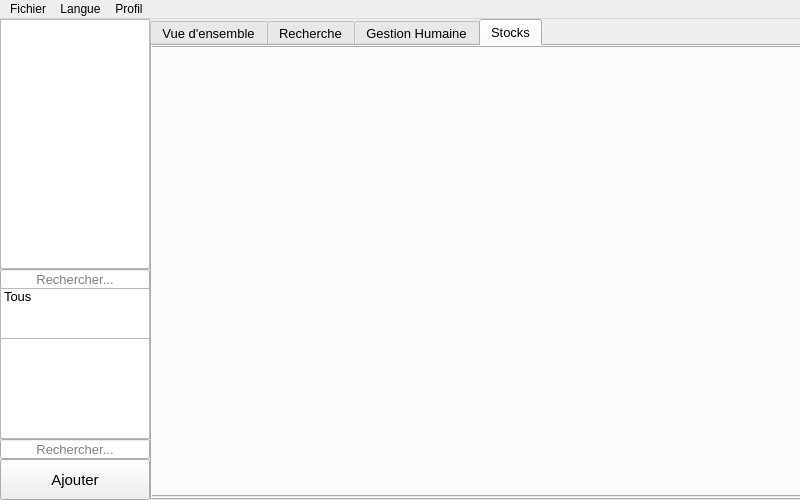
limalayla/PadID_Humanitaire, file mainwin.ui: the form before one commit.
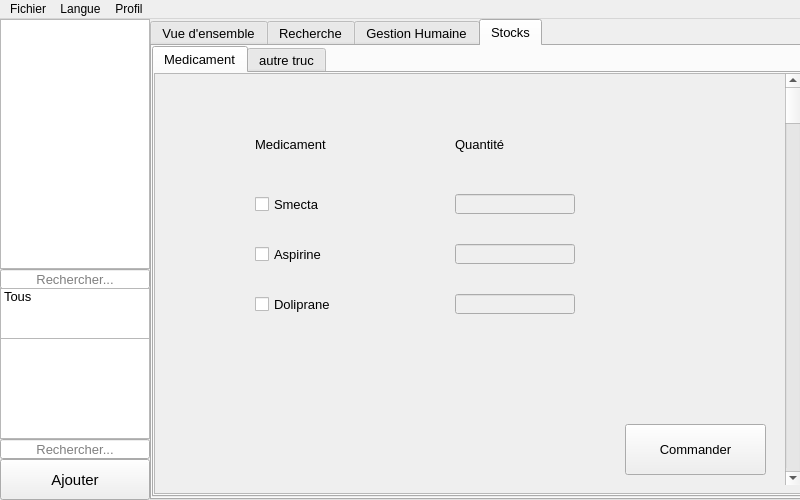
The form after the commit. The open tabs and pages were chosen to show the change.

Commit message: Start the creation of a maquette for the supplies tab with a scrool area

Patch:
```diff
--- a/mainwin.ui
+++ b/mainwin.ui
@@ -12,8 +12,8 @@
   </property>
   <property name="minimumSize">
    <size>
-    <width>0</width>
-    <height>0</height>
+    <width>800</width>
+    <height>500</height>
    </size>
   </property>
   <property name="maximumSize">
@@ -840,12 +840,178 @@
      <widget class="QTabWidget" name="tabs_supplies">
       <property name="geometry">
        <rect>
-        <x>-10</x>
+        <x>0</x>
         <y>0</y>
-        <width>661</width>
+        <width>651</width>
         <height>451</height>
        </rect>
       </property>
+      <property name="currentIndex">
+       <number>0</number>
+      </property>
+      <widget class="QWidget" name="tab">
+       <attribute name="title">
+        <string>Medicament</string>
+       </attribute>
+       <widget class="QScrollArea" name="scroolArea">
+        <property name="geometry">
+         <rect>
+          <x>0</x>
+          <y>0</y>
+          <width>661</width>
+          <height>421</height>
+         </rect>
+        </property>
+        <property name="widgetResizable">
+         <bool>true</bool>
+        </property>
+        <widget class="QWidget" name="scrollAreaWidgetContents">
+         <property name="geometry">
+          <rect>
+           <x>0</x>
+           <y>0</y>
+           <width>659</width>
+           <height>419</height>
+          </rect>
+         </property>
+         <widget class="QLabel" name="label">
+          <property name="geometry">
+           <rect>
+            <x>100</x>
+            <y>60</y>
+            <width>121</width>
+            <height>21</height>
+           </rect>
+          </property>
+          <property name="text">
+           <string>Medicament</string>
+          </property>
+         </widget>
+         <widget class="QLabel" name="label_2">
+          <property name="geometry">
+           <rect>
+            <x>300</x>
+            <y>60</y>
+            <width>121</width>
+            <height>21</height>
+           </rect>
+          </property>
+          <property name="text">
+           <string>Quantité</string>
+          </property>
+         </widget>
+         <widget class="QCheckBox" name="checkBox">
+          <property name="geometry">
+           <rect>
+            <x>100</x>
+            <y>120</y>
+            <width>111</width>
+            <height>20</height>
+           </rect>
+          </property>
+          <property name="text">
+           <string>Smecta</string>
+          </property>
+         </widget>
+         <widget class="QCheckBox" name="checkBox_2">
+          <property name="geometry">
+           <rect>
+            <x>100</x>
+            <y>170</y>
+            <width>111</width>
+            <height>20</height>
+           </rect>
+          </property>
+          <property name="text">
+           <string>Aspirine</string>
+          </property>
+         </widget>
+         <widget class="QCheckBox" name="checkBox_3">
+          <property name="geometry">
+           <rect>
+            <x>100</x>
+            <y>220</y>
+            <width>111</width>
+            <height>20</height>
+           </rect>
+          </property>
+          <property name="text">
+           <string>Doliprane</string>
+          </property>
+         </widget>
+         <widget class="QLineEdit" name="text_campName_2">
+          <property name="enabled">
+           <bool>false</bool>
+          </property>
+          <property name="geometry">
+           <rect>
+            <x>300</x>
+            <y>120</y>
+            <width>120</width>
+            <height>20</height>
+           </rect>
+          </property>
+         </widget>
+         <widget class="QLineEdit" name="text_campName_3">
+          <property name="enabled">
+           <bool>false</bool>
+          </property>
+          <property name="geometry">
+           <rect>
+            <x>300</x>
+            <y>170</y>
+            <width>120</width>
+            <height>20</height>
+           </rect>
+          </property>
+         </widget>
+         <widget class="QLineEdit" name="text_campName_4">
+          <property name="enabled">
+           <bool>false</bool>
+          </property>
+          <property name="geometry">
+           <rect>
+            <x>300</x>
+            <y>220</y>
+            <width>120</width>
+            <height>20</height>
+           </rect>
+          </property>
+         </widget>
+         <widget class="QPushButton" name="pushButton">
+          <property name="geometry">
+           <rect>
+            <x>470</x>
+            <y>350</y>
+            <width>141</width>
+            <height>51</height>
+           </rect>
+          </property>
+          <property name="text">
+           <string>Commander</string>
+          </property>
+         </widget>
+         <widget class="QScrollBar" name="verticalScrollBar">
+          <property name="geometry">
+           <rect>
+            <x>630</x>
+            <y>0</y>
+            <width>16</width>
+            <height>411</height>
+           </rect>
+          </property>
+          <property name="orientation">
+           <enum>Qt::Vertical</enum>
+          </property>
+         </widget>
+        </widget>
+       </widget>
+      </widget>
+      <widget class="QWidget" name="tab_2">
+       <attribute name="title">
+        <string>autre truc</string>
+       </attribute>
+      </widget>
      </widget>
     </widget>
    </widget>
```
Left out of the diff: 2 changed lines with no effect on the pictures. The commit also changes 2 other files.
